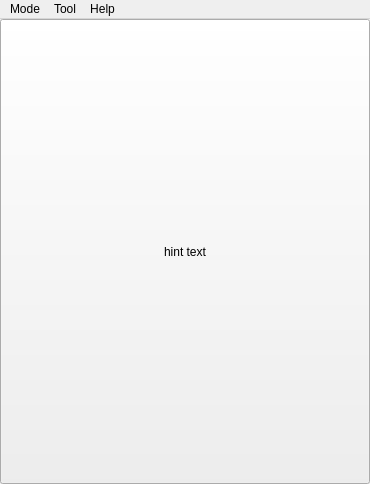
Qt form src/ui/pastkwindow.ui (LambolAlee/PasTk-Cpp) before a commit.
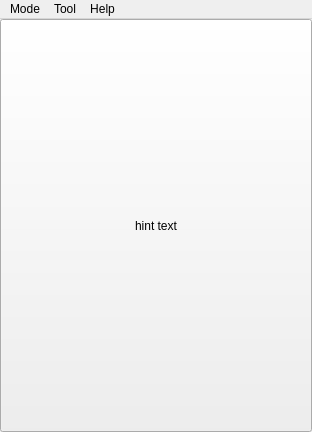
The same form after that commit. Icons and pictures are not drawn.

```diff
--- a/src/ui/pastkwindow.ui
+++ b/src/ui/pastkwindow.ui
@@ -6,8 +6,8 @@
    <rect>
     <x>0</x>
     <y>0</y>
-    <width>370</width>
-    <height>484</height>
+    <width>312</width>
+    <height>432</height>
    </rect>
   </property>
   <property name="windowTitle">
@@ -98,7 +98,7 @@
     <rect>
      <x>0</x>
      <y>0</y>
-     <width>370</width>
+     <width>312</width>
      <height>22</height>
     </rect>
    </property>
```
Left out of the diff: 38 changed lines with no effect on the pictures.
